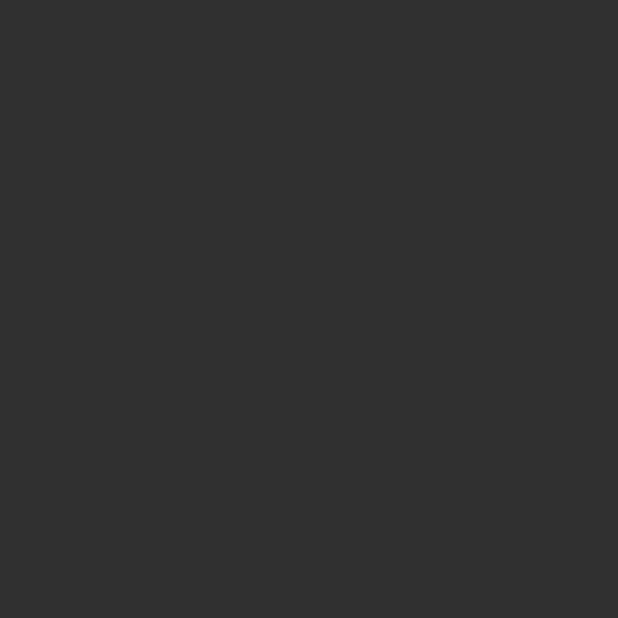
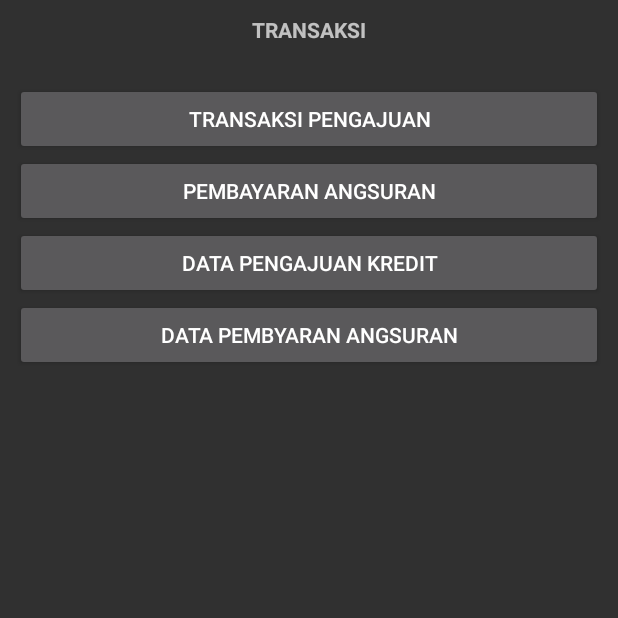
Before and after one commit to thiovan/Pr_Kredit_Motor_Thio_53647, an Android app: the TransactionActivity screen opened directly, with no data from a screen before it, on a phone screen of 412 x 824 dp, the top half of it. Before the commit the part shown is empty. Run offline under Robolectric (Android 15) with nearby library versions, the phone set to English and light mode, and no system bars.

Commit message:
WIP Transaction Activity

```diff
--- a/app/src/main/java/com/thio/pr_kredit_motor_thio_53647/TransactionActivity.java
+++ b/app/src/main/java/com/thio/pr_kredit_motor_thio_53647/TransactionActivity.java
@@ -1,24 +1,67 @@
 package com.thio.pr_kredit_motor_thio_53647;
 
+import androidx.appcompat.app.AppCompatActivity;
+
 import android.os.Bundle;
+import android.app.Activity;
+import android.content.Intent;
+import android.view.Menu;
+import android.view.View;
+import android.widget.Button;
 
-import androidx.activity.EdgeToEdge;
-import androidx.appcompat.app.AppCompatActivity;
-import androidx.core.graphics.Insets;
-import androidx.core.view.ViewCompat;
-import androidx.core.view.WindowInsetsCompat;
 
 public class TransactionActivity extends AppCompatActivity {
+
+    Button btPengajuanKredit, btPembayaranAngsuran, btDataPengajuanKredit;
 
     @Override
     protected void onCreate(Bundle savedInstanceState) {
         super.onCreate(savedInstanceState);
-        EdgeToEdge.enable(this);
         setContentView(R.layout.activity_transaction);
-        ViewCompat.setOnApplyWindowInsetsListener(findViewById(R.id.main), (v, insets) -> {
-            Insets systemBars = insets.getInsets(WindowInsetsCompat.Type.systemBars());
-            v.setPadding(systemBars.left, systemBars.top, systemBars.right, systemBars.bottom);
-            return insets;
+
+        btPengajuanKredit = (Button) findViewById(R.id.btPengajuanKredit);
+        btPembayaranAngsuran = (Button) findViewById(R.id.btPembayaranAngsuran);
+        btDataPengajuanKredit = (Button) findViewById(R.id.btDataPengajuanKredit);
+
+        btPengajuanKredit.setOnClickListener(new View.OnClickListener() {
+            @Override
+            public void onClick(View view) {
+                KlikbtPengajuanKredit();
+            }
         });
+
+        btPembayaranAngsuran.setOnClickListener(new View.OnClickListener() {
+            @Override
+            public void onClick(View view) {
+                KlikbtPembayaranAngsuran();
+            }
+        });
+
+        btDataPengajuanKredit.setOnClickListener(new View.OnClickListener() {
+            @Override
+            public void onClick(View view) {
+                KlikbtDataPengajuanKredit();
+            }
+        });
+
     }
+
+    public void KlikbtPengajuanKredit() {
+        Intent i = new Intent(getApplicationContext(), PengajuanKreditActivity.class);//target = nama class
+        startActivity(i);
+    }
+
+    public void KlikbtPembayaranAngsuran() {
+        Intent i = new Intent(getApplicationContext(),
+                PembayaranAngsuranActivity.class);//target = nama class
+        startActivity(i);
+    }
+
+    public void KlikbtDataPengajuanKredit() {
+        Intent i = new Intent(getApplicationContext(),
+                DataPengajuanKreditActivity.class);//target = nama class
+        startActivity(i);
+    }
+
+
 }
--- a/app/src/main/res/layout/activity_transaction.xml
+++ b/app/src/main/res/layout/activity_transaction.xml
@@ -1,10 +1,54 @@
 <?xml version="1.0" encoding="utf-8"?>
-<androidx.constraintlayout.widget.ConstraintLayout xmlns:android="http://schemas.android.com/apk/res/android"
+<RelativeLayout xmlns:android="http://schemas.android.com/apk/res/android"
     xmlns:app="http://schemas.android.com/apk/res-auto"
     xmlns:tools="http://schemas.android.com/tools"
-    android:id="@+id/main"
     android:layout_width="match_parent"
     android:layout_height="match_parent"
+    android:layout_margin="10dp"
     tools:context=".TransactionActivity">
 
-</androidx.constraintlayout.widget.ConstraintLayout>
+    <TextView
+        android:id="@+id/textView1"
+        android:layout_width="match_parent"
+        android:layout_height="wrap_content"
+        android:gravity="center_horizontal"
+        android:text="TRANSAKSI"
+        android:textStyle="bold" />
+
+    <Button
+        android:id="@+id/btPengajuanKredit"
+        android:layout_width="match_parent"
+        android:layout_height="wrap_content"
+        android:layout_below="@+id/textView1"
+        android:layout_alignLeft="@+id/textView1"
+        android:layout_marginTop="26dp"
+        android:text="Transaksi Pengajuan" />
+
+    <Button
+        android:id="@+id/btPembayaranAngsuran"
+        android:layout_width="wrap_content"
+        android:layout_height="wrap_content"
+        android:layout_below="@+id/btPengajuanKredit"
+        android:layout_alignLeft="@+id/btPengajuanKredit"
+        android:layout_alignRight="@+id/btPengajuanKredit"
+        android:text="Pembayaran Angsuran" />
+
+    <Button
+        android:id="@+id/btDataPengajuanKredit"
+        android:layout_width="wrap_content"
+        android:layout_height="wrap_content"
+        android:layout_below="@+id/btPembayaranAngsuran"
+        android:layout_alignLeft="@+id/btPembayaranAngsuran"
+        android:layout_alignRight="@+id/btPembayaranAngsuran"
+        android:text="Data Pengajuan Kredit" />
+
+    <Button
+        android:id="@+id/btDataPembayaranAngsuran"
+        android:layout_width="wrap_content"
+        android:layout_height="wrap_content"
+        android:layout_below="@+id/btDataPengajuanKredit"
+        android:layout_alignLeft="@+id/btDataPengajuanKredit"
+        android:layout_alignRight="@+id/btDataPengajuanKredit"
+        android:text="Data Pembyaran Angsuran" />
+
+</RelativeLayout>
```
Also changed, not shown: app/src/main/AndroidManifest.xml (+9 -0 lines), app/src/main/java/com/thio/pr_kredit_motor_thio_53647/DataPengajuanKreditActivity.java (added, +24 -0 lines), app/src/main/java/com/thio/pr_kredit_motor_thio_53647/PembayaranAngsuranActivity.java (added, +24 -0 lines), app/src/main/java/com/thio/pr_kredit_motor_thio_53647/PengajuanKreditActivity.java (added, +24 -0 lines), app/src/main/res/layout/activity_data_pengajuan_kredit.xml (added, +10 -0 lines), app/src/main/res/layout/activity_pembayaran_angsuran.xml (added, +10 -0 lines), app/src/main/res/layout/activity_pengajuan_kredit.xml (added, +10 -0 lines).
